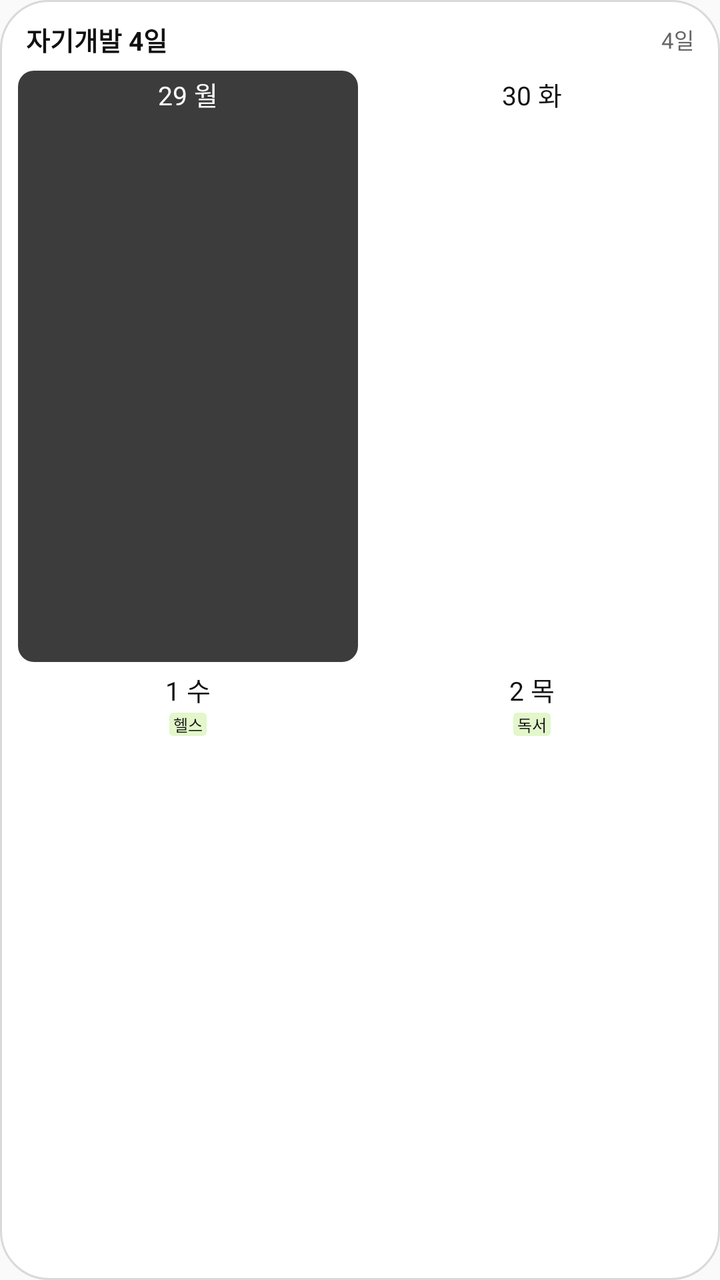
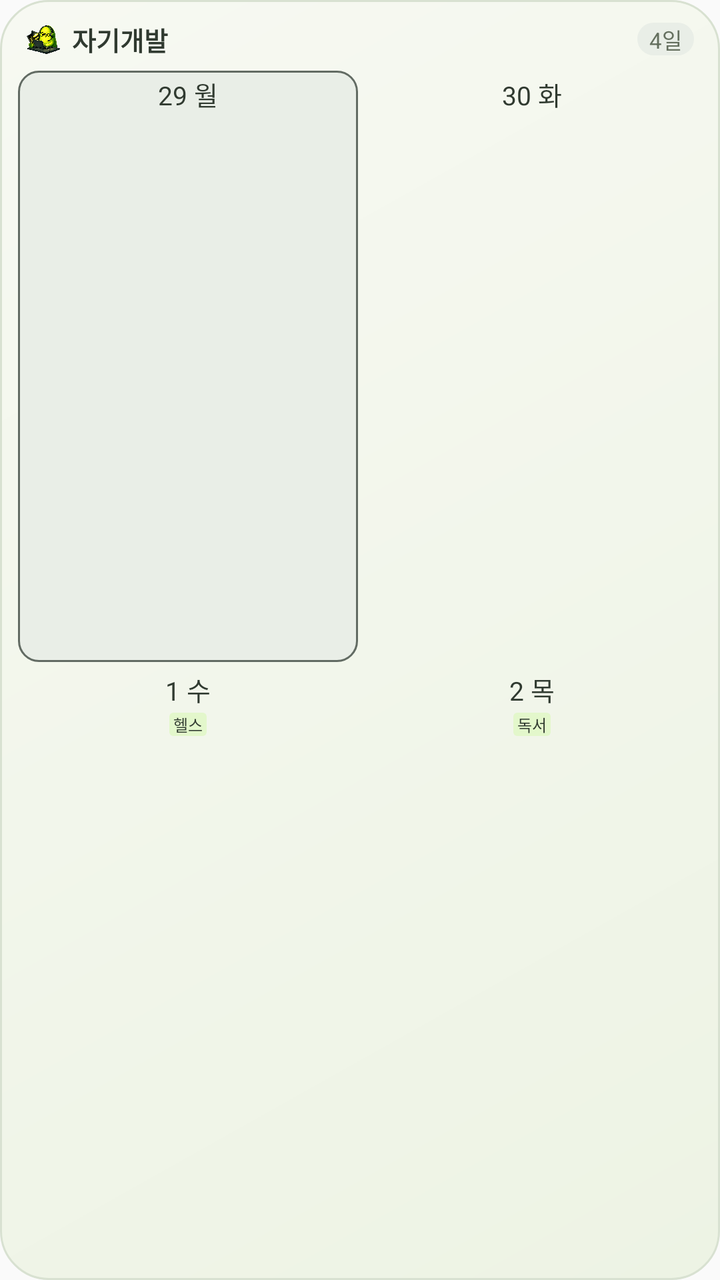

The first picture is an Android layout as it rendered before a commit; the second is the same layout after the commit. The layout source and the unified diff follow.
<!-- AndroidManifest.xml: application theme AppTheme -->
<!-- res/layout/widget_preview_study_four_days.xml -->
<?xml version="1.0" encoding="utf-8"?>
<LinearLayout xmlns:android="http://schemas.android.com/apk/res/android"
    android:layout_width="match_parent"
    android:layout_height="match_parent"
    android:background="@drawable/widget_background"
    android:orientation="vertical"
    android:paddingLeft="8dp"
    android:paddingTop="10dp"
    android:paddingRight="8dp"
    android:paddingBottom="10dp">

    <LinearLayout
        android:layout_width="match_parent"
        android:layout_height="wrap_content"
        android:gravity="center_vertical"
        android:orientation="horizontal"
        android:paddingLeft="5dp"
        android:paddingRight="5dp">

        <TextView
            style="@style/MallinoiWidgetPreviewTitle"
            android:text="자기개발 4일" />

        <TextView
            style="@style/MallinoiWidgetPreviewSubtitle"
            android:text="4일" />
    </LinearLayout>

    <LinearLayout
        android:layout_width="match_parent"
        android:layout_height="0dp"
        android:layout_marginTop="5dp"
        android:layout_weight="1"
        android:orientation="vertical">

    <LinearLayout
        style="@style/MallinoiWidgetPreviewRow">

        <LinearLayout
            style="@style/MallinoiWidgetPreviewDay"
            android:background="@drawable/widget_today_study_background">

            <TextView
                style="@style/MallinoiWidgetPreviewDateFourDay"
                android:text="29 월"
                android:textColor="#FFFFFF" />
        </LinearLayout>

        <LinearLayout
            style="@style/MallinoiWidgetPreviewDay">

            <TextView
                style="@style/MallinoiWidgetPreviewDateFourDay"
                android:text="30 화" />
        </LinearLayout>
    </LinearLayout>

    <LinearLayout
        style="@style/MallinoiWidgetPreviewRow">

        <LinearLayout
            style="@style/MallinoiWidgetPreviewDay">

            <TextView
                style="@style/MallinoiWidgetPreviewDateFourDay"
                android:text="1 수" />

            <TextView
                style="@style/MallinoiWidgetPreviewChip"
                android:background="@drawable/widget_preview_chip_study"
                android:text="헬스" />
        </LinearLayout>

        <LinearLayout
            style="@style/MallinoiWidgetPreviewDay">

            <TextView
                style="@style/MallinoiWidgetPreviewDateFourDay"
                android:text="2 목" />

            <TextView
                style="@style/MallinoiWidgetPreviewChip"
                android:background="@drawable/widget_preview_chip_study"
                android:text="독서" />
        </LinearLayout>
    </LinearLayout>
    </LinearLayout>
</LinearLayout>
<!-- resources referenced by this layout -->
<resources>
  <!-- drawable widget_background (drawable) -->
  <?xml version="1.0" encoding="utf-8"?>
  <shape xmlns:android="http://schemas.android.com/apk/res/android">
      <solid android:color="#ffffff" />
      <stroke android:width="1dp" android:color="#d9d9d9" />
      <corners android:radius="24dp" />
  </shape>
  <!-- drawable widget_preview_chip_study (drawable) -->
  <?xml version="1.0" encoding="utf-8"?>
  <shape xmlns:android="http://schemas.android.com/apk/res/android">
      <solid android:color="#E3F7CB" />
      <corners android:radius="2dp" />
  </shape>
  <!-- drawable widget_today_study_background (drawable) -->
  <?xml version="1.0" encoding="utf-8"?>
  <shape xmlns:android="http://schemas.android.com/apk/res/android">
      <solid android:color="#3c3c3c" />
      <corners android:radius="8dp" />
  </shape>
  <style name="MallinoiWidgetPreviewChip">
          <item name="android:layout_width">wrap_content</item>
          <item name="android:layout_height">wrap_content</item>
          <item name="android:layout_marginTop">2dp</item>
          <item name="android:ellipsize">end</item>
          <item name="android:gravity">center</item>
          <item name="android:maxLines">1</item>
          <item name="android:paddingLeft">2dp</item>
          <item name="android:paddingRight">2dp</item>
          <item name="android:singleLine">true</item>
          <item name="android:textColor">#111111</item>
          <item name="android:textSize">8sp</item>
      </style>
  <style name="MallinoiWidgetPreviewDateFourDay">
          <item name="android:layout_width">match_parent</item>
          <item name="android:layout_height">wrap_content</item>
          <item name="android:gravity">center</item>
          <item name="android:includeFontPadding">true</item>
          <item name="android:textColor">#111111</item>
          <item name="android:textSize">13sp</item>
      </style>
  <style name="MallinoiWidgetPreviewSubtitle">
          <item name="android:layout_width">wrap_content</item>
          <item name="android:layout_height">wrap_content</item>
          <item name="android:textColor">#666666</item>
          <item name="android:textSize">11sp</item>
      </style>
  <style name="MallinoiWidgetPreviewTitle">
          <item name="android:layout_width">0dp</item>
          <item name="android:layout_height">wrap_content</item>
          <item name="android:layout_weight">1</item>
          <item name="android:ellipsize">end</item>
          <item name="android:singleLine">true</item>
          <item name="android:textColor">#111111</item>
          <item name="android:textSize">13sp</item>
          <item name="android:textStyle">bold</item>
      </style>
  <style name="AppTheme" parent="Theme.AppCompat.Light.DarkActionBar">
          
          <item name="colorPrimary">@color/colorPrimary</item>
          <item name="colorPrimaryDark">@color/colorPrimaryDark</item>
          <item name="colorAccent">@color/colorAccent</item>
      </style>
  <!-- drawable widget_day_background (drawable) -->
  <?xml version="1.0" encoding="utf-8"?>
  <shape xmlns:android="http://schemas.android.com/apk/res/android">
      <solid android:color="#ffffff" />
      <corners android:radius="8dp" />
  </shape>
  <color tools:ignore="UnusedResources" name="colorPrimary">#3F51B5</color>
  <color tools:ignore="UnusedResources" name="colorPrimaryDark">#303F9F</color>
  <color tools:ignore="UnusedResources" name="colorAccent">#FF4081</color>
  <!-- unchanged entries left out for length: 2 -->
</resources>

<!-- the commit's change to res/layout/widget_preview_study_four_days.xml (unified diff, before → after) -->
@@ -17,12 +17,23 @@
         android:paddingLeft="5dp"
         android:paddingRight="5dp">
 
+        <ImageView
+            android:layout_width="18dp"
+            android:layout_height="18dp"
+            android:layout_marginEnd="5dp"
+            android:importantForAccessibility="no"
+            android:scaleType="fitCenter"
+            android:src="@drawable/widget_mascot_study" />
+
         <TextView
             style="@style/MallinoiWidgetPreviewTitle"
-            android:text="자기개발 4일" />
+            android:text="자기개발" />
 
         <TextView
             style="@style/MallinoiWidgetPreviewSubtitle"
+            android:background="@drawable/widget_label_study"
+            android:paddingLeft="6dp"
+            android:paddingRight="6dp"
             android:text="4일" />
     </LinearLayout>
 
@@ -43,7 +54,7 @@
             <TextView
                 style="@style/MallinoiWidgetPreviewDateFourDay"
                 android:text="29 월"
-                android:textColor="#FFFFFF" />
+                android:textColor="#303a30" />
         </LinearLayout>
 
         <LinearLayout
<!-- resource entries referenced after the edit -->
@@ -3,10 +3,17 @@
   <!-- drawable widget_background (drawable) -->
   <?xml version="1.0" encoding="utf-8"?>
   <shape xmlns:android="http://schemas.android.com/apk/res/android">
-      <solid android:color="#ffffff" />
-      <stroke android:width="1dp" android:color="#d9d9d9" />
+      <gradient android:startColor="#f7f9f2" android:endColor="#edf3e4" android:angle="315" />
+      <stroke android:width="1dp" android:color="#d8e1d1" />
       <corners android:radius="24dp" />
   </shape>
+  <!-- drawable widget_label_study (drawable) -->
+  <?xml version="1.0" encoding="utf-8"?>
+  <shape xmlns:android="http://schemas.android.com/apk/res/android">
+      <solid android:color="#e9eee7" />
+      <corners android:radius="12dp" />
+  </shape>
+  <!-- drawable widget_mascot_study: png bitmap (drawable-nodpi, 870555 bytes) -->
   <!-- drawable widget_preview_chip_study (drawable) -->
   <?xml version="1.0" encoding="utf-8"?>
   <shape xmlns:android="http://schemas.android.com/apk/res/android">
@@ -16,8 +23,9 @@
   <!-- drawable widget_today_study_background (drawable) -->
   <?xml version="1.0" encoding="utf-8"?>
   <shape xmlns:android="http://schemas.android.com/apk/res/android">
-      <solid android:color="#3c3c3c" />
-      <corners android:radius="8dp" />
+      <solid android:color="#e9eee7" />
+      <stroke android:width="1dp" android:color="#626b63" />
+      <corners android:radius="10dp" />
   </shape>
   <style name="MallinoiWidgetPreviewChip">
           <item name="android:layout_width">wrap_content</item>
@@ -29,7 +37,7 @@
           <item name="android:paddingLeft">2dp</item>
           <item name="android:paddingRight">2dp</item>
           <item name="android:singleLine">true</item>
-          <item name="android:textColor">#111111</item>
+          <item name="android:textColor">#303a30</item>
           <item name="android:textSize">8sp</item>
       </style>
   <style name="MallinoiWidgetPreviewDateFourDay">
@@ -37,13 +45,13 @@
           <item name="android:layout_height">wrap_content</item>
           <item name="android:gravity">center</item>
           <item name="android:includeFontPadding">true</item>
-          <item name="android:textColor">#111111</item>
+          <item name="android:textColor">#303a30</item>
           <item name="android:textSize">13sp</item>
       </style>
   <style name="MallinoiWidgetPreviewSubtitle">
           <item name="android:layout_width">wrap_content</item>
           <item name="android:layout_height">wrap_content</item>
-          <item name="android:textColor">#666666</item>
+          <item name="android:textColor">#65705f</item>
           <item name="android:textSize">11sp</item>
       </style>
   <style name="MallinoiWidgetPreviewTitle">
@@ -52,7 +60,7 @@
           <item name="android:layout_weight">1</item>
           <item name="android:ellipsize">end</item>
           <item name="android:singleLine">true</item>
-          <item name="android:textColor">#111111</item>
+          <item name="android:textColor">#303a30</item>
           <item name="android:textSize">13sp</item>
           <item name="android:textStyle">bold</item>
       </style>
@@ -65,8 +73,8 @@
   <!-- drawable widget_day_background (drawable) -->
   <?xml version="1.0" encoding="utf-8"?>
   <shape xmlns:android="http://schemas.android.com/apk/res/android">
-      <solid android:color="#ffffff" />
-      <corners android:radius="8dp" />
+      <solid android:color="@android:color/transparent" />
+      <corners android:radius="10dp" />
   </shape>
   <color tools:ignore="UnusedResources" name="colorPrimary">#3F51B5</color>
   <color tools:ignore="UnusedResources" name="colorPrimaryDark">#303F9F</color>
